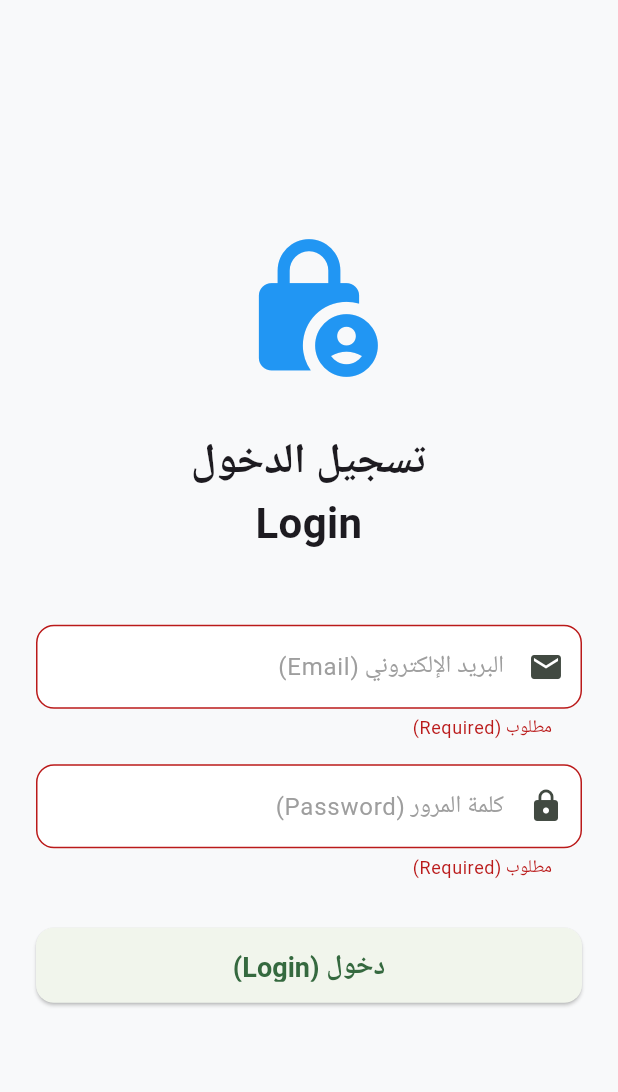
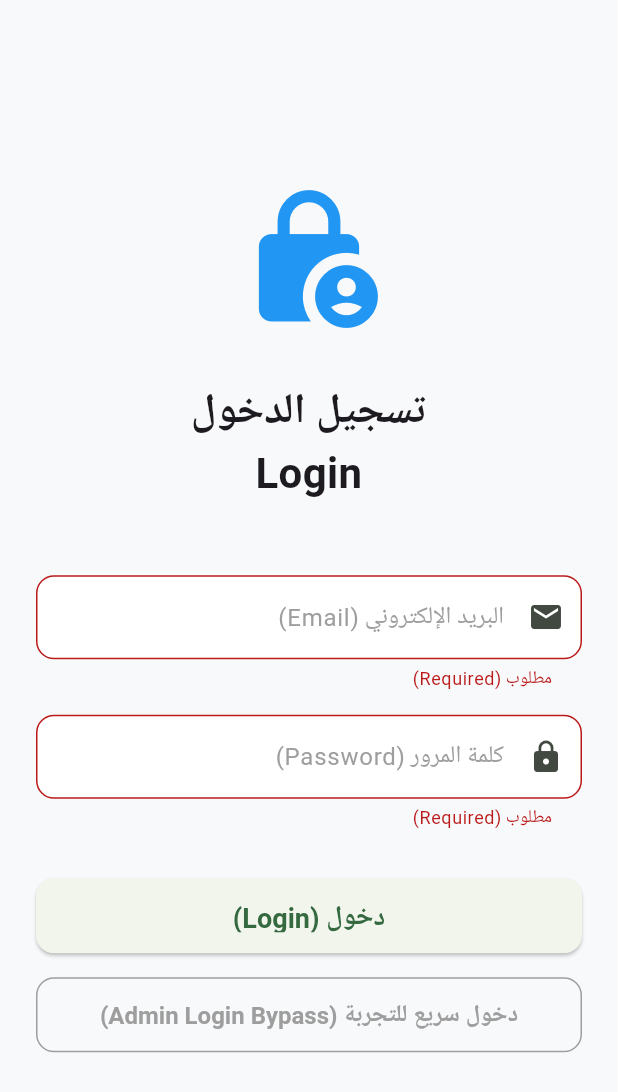
Before and after one commit to mohammeddhal/trackingApp, a Flutter app: the LoginScreen screen opened by its route, after a tap on "دخول (Login)", on a phone screen of 412 x 824 dp. Shown: the top 1092 px of the screen. Run offline on Flutter 3.47's test engine with Material 3 defaults, Android fonts, the phone set to English and light mode, and no system bars; our stand-ins replace cloud_firestore, firebase_auth, firebase_core, firebase_storage, flutter_local_notifications, flutter_riverpod and 5 more; missing offline and left inert: excel, mobile_scanner; accounts and stored records are empty; Roboto replaces fonts that are missing (Tajawal).

Commit message:
Add bypass quick login button for testing and recovery

```diff
--- a/device_tracking/lib/services/auth_service.dart
+++ b/device_tracking/lib/services/auth_service.dart
@@ -13,6 +13,12 @@ class AuthService {
         email: email, password: password);
   }
 
+  Future<UserCredential> createUserWithEmailAndPassword(
+      String email, String password) async {
+    return await _auth.createUserWithEmailAndPassword(
+        email: email, password: password);
+  }
+
   Future<void> signOut() async {
     await _auth.signOut();
   }
--- a/device_tracking/lib/services/firestore_service.dart
+++ b/device_tracking/lib/services/firestore_service.dart
@@ -14,6 +14,10 @@ class FirestoreService {
       return UserModel.fromMap(doc.data()!, doc.id);
     }
     return null;
+  }
+
+  Future<void> createUserDocument(UserModel user) async {
+    await _db.collection('users').doc(user.id).set(user.toMap());
   }
 
   Stream<UserModel?> getUserStream(String uid) {
--- a/device_tracking/lib/ui/screens/login_screen.dart
+++ b/device_tracking/lib/ui/screens/login_screen.dart
@@ -4,7 +4,7 @@ import 'package:go_router/go_router.dart';
 import '../../providers/auth_provider.dart';
 import '../../providers/services_provider.dart';
 import 'package:device_tracking/l10n/generated/app_localizations.dart';
-
+import '../../models/user_model.dart';
 class LoginScreen extends ConsumerStatefulWidget {
   const LoginScreen({super.key});
 
@@ -34,6 +34,43 @@ class _LoginScreenState extends ConsumerState<LoginScreen> {
         _passwordController.text.trim(),
       );
       // GoRouter will automatically redirect to home if auth state changes
+    } catch (e) {
+      setState(() {
+        _errorMessage = e.toString();
+      });
+    } finally {
+      if (mounted) {
+        setState(() {
+          _isLoading = false;
+        });
+      }
+    }
+  }
+
+  Future<void> _quickLogin() async {
+    setState(() {
+      _isLoading = true;
+      _errorMessage = null;
+    });
+
+    try {
+      final authService = ref.read(authServiceProvider);
+      final email = 'admin@alwafa.com';
+      final password = 'password123';
+      try {
+        await authService.signInWithEmailAndPassword(email, password);
+      } catch (e) {
+        // If user doesn't exist, create it!
+        final cred = await authService.createUserWithEmailAndPassword(email, password);
+        if (cred.user != null) {
+          final firestore = ref.read(firestoreServiceProvider);
+          await firestore.createUserDocument(UserModel(
+            id: cred.user!.uid,
+            name: 'Admin User',
+            role: 'admin',
+          ));
+        }
+      }
     } catch (e) {
       setState(() {
         _errorMessage = e.toString();
@@ -142,6 +179,25 @@ class _LoginScreenState extends ConsumerState<LoginScreen> {
                             ),
                     ),
                   ),
+                  const SizedBox(height: 16),
+                  SizedBox(
+                    height: 50,
+                    child: OutlinedButton(
+                      style: OutlinedButton.styleFrom(
+                        side: const BorderSide(color: Colors.grey),
+                        shape: RoundedRectangleBorder(
+                          borderRadius: BorderRadius.circular(12),
+                        ),
+                      ),
+                      onPressed: _isLoading ? null : _quickLogin,
+                      child: _isLoading
+                          ? const CircularProgressIndicator()
+                          : const Text(
+                              'دخول سريع للتجربة (Admin Login Bypass)',
+                              style: TextStyle(fontSize: 16, color: Colors.grey),
+                            ),
+                    ),
+                  ),
                 ],
               ),
             ),
```
